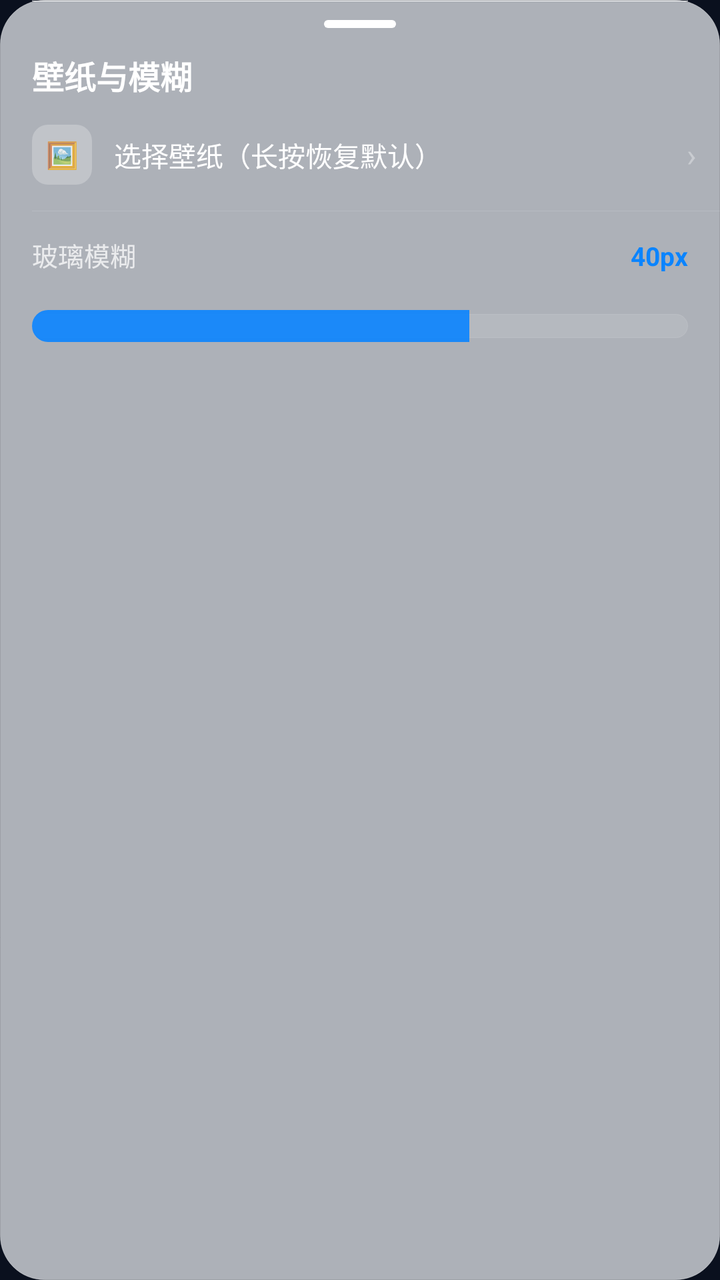
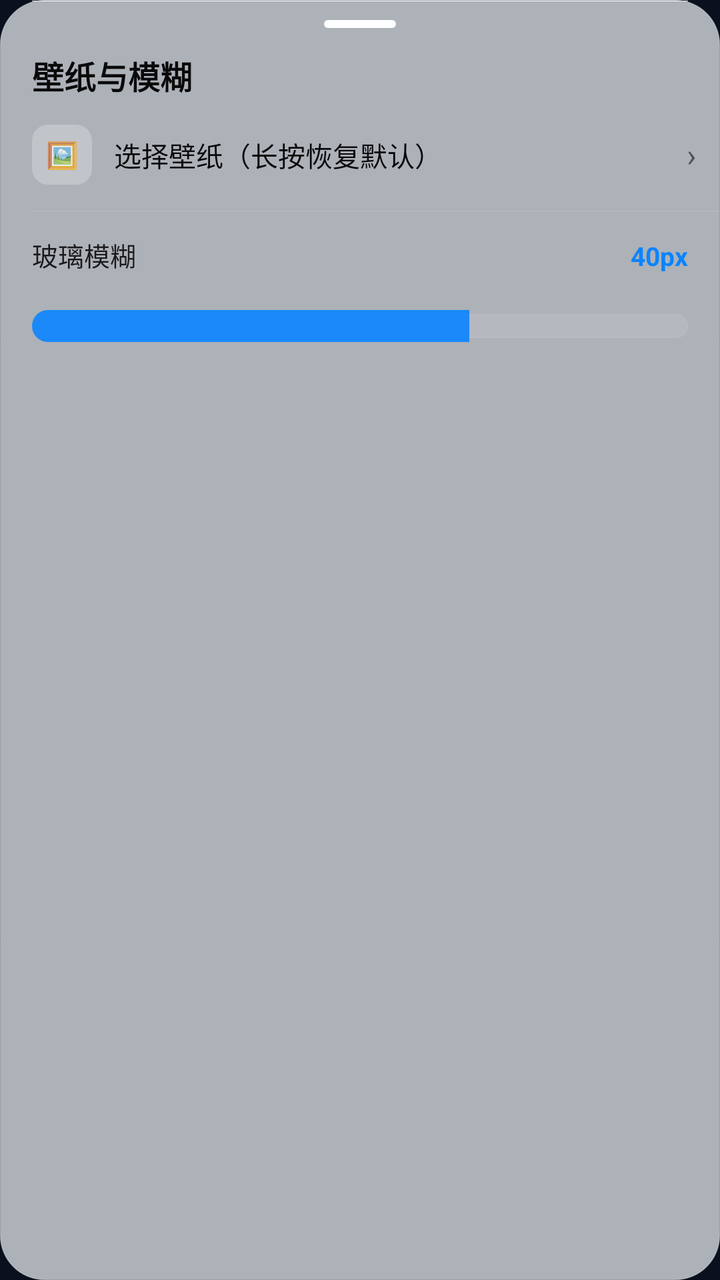

Before-and-after screenshots of an Android layout around one commit, followed by the original layout XML and the change that was made.
<!-- AndroidManifest.xml: application theme AppTheme -->
<!-- res/layout/sheet_dialog.xml -->
<?xml version="1.0" encoding="utf-8"?>
<LinearLayout xmlns:android="http://schemas.android.com/apk/res/android"
    android:layout_width="match_parent"
    android:layout_height="wrap_content"
    android:orientation="vertical"
    android:background="@drawable/mat_sheet">

    <View
        android:layout_width="36dp"
        android:layout_height="4dp"
        android:layout_gravity="center_horizontal"
        android:layout_marginTop="10dp"
        android:background="@drawable/grabber"/>

    <TextView
        android:layout_width="wrap_content"
        android:layout_height="wrap_content"
        android:layout_marginLeft="16dp"
        android:layout_marginTop="12dp"
        android:text="壁纸与模糊"
        android:textSize="16sp"
        android:textStyle="bold"
        android:textColor="#FFFFFF"/>

    
    <LinearLayout
        android:id="@+id/sheet_pick_wall"
        android:layout_width="match_parent"
        android:layout_height="wrap_content"
        android:orientation="horizontal"
        android:gravity="center_vertical"
        android:paddingLeft="16dp"
        android:paddingRight="12dp"
        android:paddingTop="13dp"
        android:paddingBottom="13dp">

        <TextView
            android:layout_width="30dp"
            android:layout_height="30dp"
            android:gravity="center"
            android:text="🖼"
            android:textSize="13sp"
            android:background="@drawable/ic_tile"/>

        <TextView
            android:layout_width="0dp"
            android:layout_height="wrap_content"
            android:layout_weight="1"
            android:layout_marginLeft="11dp"
            android:text="选择壁纸（长按恢复默认）"
            android:textSize="13.5sp"
            android:textColor="#FFFFFF"/>

        <TextView
            android:layout_width="wrap_content"
            android:layout_height="wrap_content"
            android:text="›"
            android:textSize="16sp"
            android:textColor="#59FFFFFF"/>
    </LinearLayout>

    <View
        android:layout_width="match_parent"
        android:layout_height="1px"
        android:layout_marginLeft="16dp"
        android:background="#1FFFFFFF"/>

    
    <LinearLayout
        android:layout_width="match_parent"
        android:layout_height="wrap_content"
        android:orientation="vertical"
        android:paddingLeft="16dp"
        android:paddingRight="16dp"
        android:paddingTop="12dp"
        android:paddingBottom="18dp">

        <LinearLayout
            android:layout_width="match_parent"
            android:layout_height="wrap_content"
            android:orientation="horizontal">
            <TextView
                android:layout_width="0dp"
                android:layout_height="wrap_content"
                android:layout_weight="1"
                android:text="玻璃模糊"
                android:textSize="13sp"
                android:textColor="#BFFFFFFF"/>
            <TextView
                android:id="@+id/blur_val"
                android:layout_width="wrap_content"
                android:layout_height="wrap_content"
                android:text="40px"
                android:textSize="13sp"
                android:textStyle="bold"
                android:textColor="@color/blue"/>
        </LinearLayout>

        <ProgressBar
            android:id="@+id/blur_seek"
            style="@android:style/Widget.Material.ProgressBar.Horizontal"
            android:layout_width="match_parent"
            android:layout_height="wrap_content"
            android:layout_marginTop="8dp"
            android:paddingTop="10dp"
            android:paddingBottom="10dp"
            android:max="60"
            android:progress="40"
            android:progressDrawable="@drawable/slider_bar"/>
    </LinearLayout>
</LinearLayout>
<!-- resources referenced by this layout -->
<resources>
  <color name="blue">#0A84FF</color>
  <!-- drawable grabber (drawable) -->
  <?xml version="1.0" encoding="utf-8"?>
  <shape xmlns:android="http://schemas.android.com/apk/res/android" android:shape="rectangle">
      <solid android:color="@color/glass_highlight"/>
      <corners android:radius="3dp"/>
      <size android:width="36dp" android:height="4dp"/>
  </shape>
  <!-- drawable ic_tile (drawable) -->
  <?xml version="1.0" encoding="utf-8"?>
  <shape xmlns:android="http://schemas.android.com/apk/res/android" android:shape="rectangle">
      <solid android:color="@color/glass_tile_fill"/>
      <corners android:radius="8dp"/>
  </shape>
  <!-- drawable mat_sheet (drawable) -->
  <?xml version="1.0" encoding="utf-8"?>
  <layer-list xmlns:android="http://schemas.android.com/apk/res/android">
      <item>
          <shape android:shape="rectangle">
              <solid android:color="@color/sheet_fill"/>
              <stroke android:width="1px" android:color="@color/glass_stroke"/>
              <corners android:radius="22dp"/>
          </shape>
      </item>
      <item android:gravity="top" android:height="1px" android:top="1px" android:left="16dp" android:right="16dp">
          <shape android:shape="rectangle"><solid android:color="@color/glass_highlight"/></shape>
      </item>
  </layer-list>
  <!-- drawable slider_bar (drawable) -->
  ﻿<?xml version="1.0" encoding="utf-8"?>
  
  <layer-list xmlns:android="http://schemas.android.com/apk/res/android">
      <item android:id="@android:id/background" android:gravity="center_vertical">
          <shape android:shape="rectangle">
              <corners android:radius="999dp"/>
              <solid android:color="#1AFFFFFF"/>
              <stroke android:width="1px" android:color="#1FFFFFFF"/>
              <size android:height="12dp"/>
          </shape>
      </item>
      <item android:id="@android:id/progress" android:gravity="center_vertical">
          <clip>
              <shape android:shape="rectangle">
                  <corners android:radius="999dp"/>
                  <solid android:color="#E60A84FF"/>
              </shape>
          </clip>
      </item>
  </layer-list>
  <style name="AppTheme" parent="@android:style/Theme.Material.NoActionBar">
          <item name="android:windowBackground">@color/bg</item>
          <item name="android:statusBarColor">#00000000</item>
          <item name="android:navigationBarColor">#00000000</item>
          <item name="android:windowDrawsSystemBarBackgrounds">true</item>
          <item name="android:colorAccent">@color/blue</item>
      </style>
  <color name="glass_highlight">#FFFFFFFF</color>
  <color name="glass_tile_fill">#3DFFFFFF</color>
  <color name="sheet_fill">#B3F2F5FA</color>
  <color name="glass_stroke">#66FFFFFF</color>
  <color name="bg">#0A101E</color>
</resources>

<!-- the commit's change to res/layout/sheet_dialog.xml (unified diff, before → after) -->
@@ -20,7 +20,7 @@
         android:text="壁纸与模糊"
         android:textSize="16sp"
         android:textStyle="bold"
-        android:textColor="#FFFFFF"/>
+        android:textColor="@color/text_primary"/>
 
     
     <LinearLayout
@@ -49,14 +49,14 @@
             android:layout_marginLeft="11dp"
             android:text="选择壁纸（长按恢复默认）"
             android:textSize="13.5sp"
-            android:textColor="#FFFFFF"/>
+            android:textColor="@color/text_primary"/>
 
         <TextView
             android:layout_width="wrap_content"
             android:layout_height="wrap_content"
             android:text="›"
             android:textSize="16sp"
-            android:textColor="#59FFFFFF"/>
+            android:textColor="@color/text_quaternary"/>
     </LinearLayout>
 
     <View
@@ -85,7 +85,7 @@
                 android:layout_weight="1"
                 android:text="玻璃模糊"
                 android:textSize="13sp"
-                android:textColor="#BFFFFFFF"/>
+                android:textColor="@color/text_secondary"/>
             <TextView
                 android:id="@+id/blur_val"
                 android:layout_width="wrap_content"
<!-- resource entries referenced after the edit -->
@@ -1,6 +1,9 @@
 <!-- resources referenced by this layout -->
 <resources>
   <color name="blue">#0A84FF</color>
+  <color name="text_primary">#F2000000</color>
+  <color name="text_quaternary">#8C000000</color>
+  <color name="text_secondary">#D9000000</color>
   <!-- drawable grabber (drawable) -->
   <?xml version="1.0" encoding="utf-8"?>
   <shape xmlns:android="http://schemas.android.com/apk/res/android" android:shape="rectangle">
